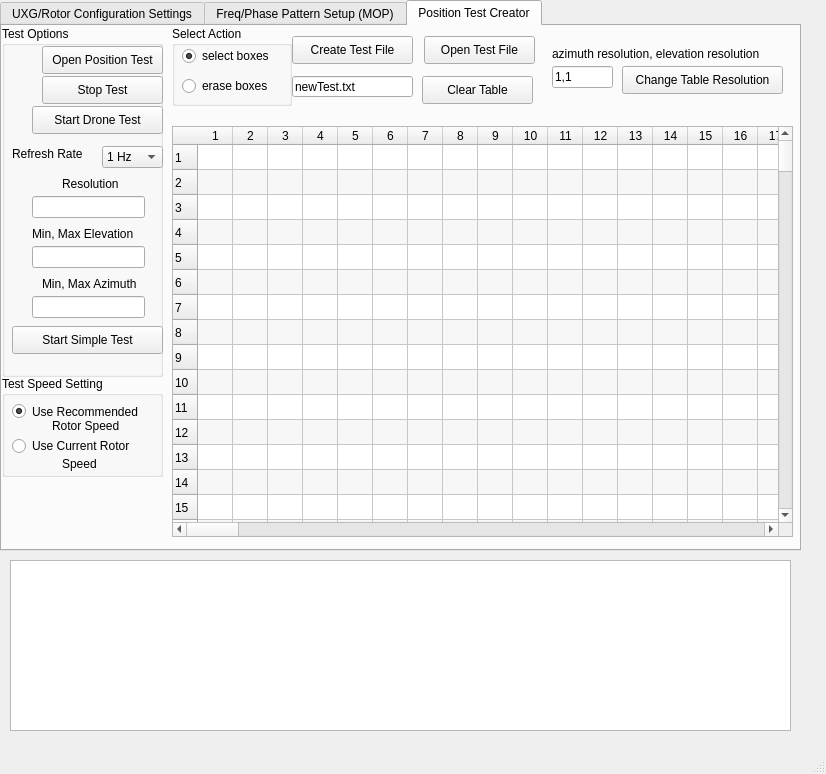
Before: the Qt Designer form UXG/mainwindow.ui in jonk4m/UXG, drawn with Qt 5.
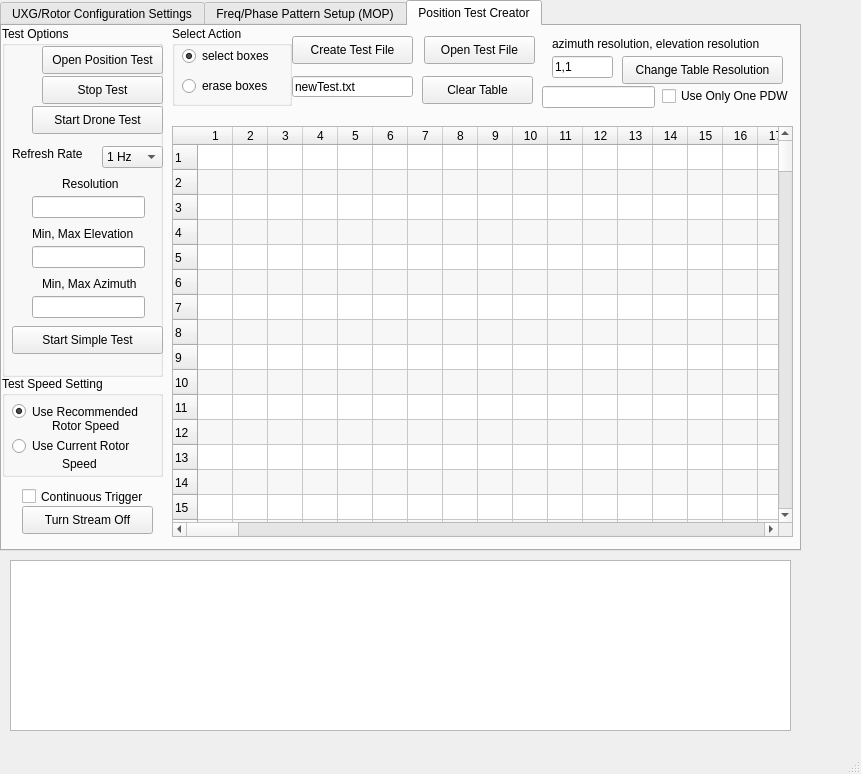
After: the same form once the commit is applied.

```diff
--- a/UXG/mainwindow.ui
+++ b/UXG/mainwindow.ui
@@ -6,7 +6,7 @@
    <rect>
     <x>0</x>
     <y>0</y>
-    <width>826</width>
+    <width>861</width>
     <height>774</height>
    </rect>
   </property>
@@ -5898,7 +5898,7 @@
       <property name="geometry">
        <rect>
         <x>550</x>
-        <y>20</y>
+        <y>10</y>
         <width>231</width>
         <height>16</height>
        </rect>
@@ -5924,7 +5924,7 @@
       <property name="geometry">
        <rect>
         <x>620</x>
-        <y>40</y>
+        <y>30</y>
         <width>161</width>
         <height>28</height>
        </rect>
@@ -6031,7 +6031,7 @@
       <property name="geometry">
        <rect>
         <x>550</x>
-        <y>40</y>
+        <y>30</y>
         <width>61</width>
         <height>22</height>
        </rect>
@@ -6085,6 +6085,55 @@
        </property>
       </widget>
      </widget>
+     <widget class="QCheckBox" name="continuousTriggerCheckBox">
+      <property name="geometry">
+       <rect>
+        <x>20</x>
+        <y>460</y>
+        <width>141</width>
+        <height>21</height>
+       </rect>
+      </property>
+      <property name="text">
+       <string>Continuous Trigger</string>
+      </property>
+     </widget>
+     <widget class="QPushButton" name="turnStreamOffPushButton">
+      <property name="geometry">
+       <rect>
+        <x>20</x>
+        <y>480</y>
+        <width>131</width>
+        <height>28</height>
+       </rect>
+      </property>
+      <property name="text">
+       <string>Turn Stream Off</string>
+      </property>
+     </widget>
+     <widget class="QCheckBox" name="singleOrMultiplePDWCheckBox">
+      <property name="geometry">
+       <rect>
+        <x>660</x>
+        <y>60</y>
+        <width>131</width>
+        <height>20</height>
+       </rect>
+      </property>
+      <property name="text">
+       <string>Use Only One PDW</string>
+      </property>
+     </widget>
+     <widget class="QLineEdit" name="singlePDWFileLineEdit">
+      <property name="geometry">
+       <rect>
+        <x>540</x>
+        <y>60</y>
+        <width>113</width>
+        <height>22</height>
+       </rect>
+      </property>
+     </widget>
     </widget>
    </widget>
    <widget class="QPlainTextEdit" name="console_text_editor">
```
Left out of the diff: 2 changed lines with no effect on the pictures.
